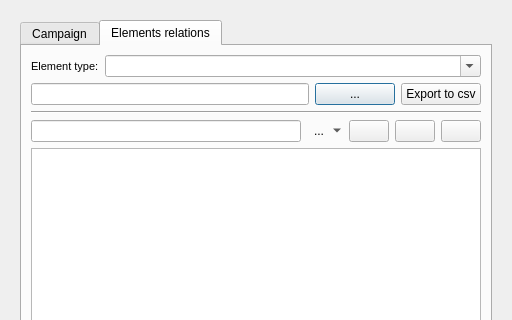
Qt form core/ui/toolbars/cm/add_campaign_review_old.ui (Giswater/giswater_qgis_plugin) before a commit; both pictures show x 0 to 512 and y 0 to 320 of the 512 by 706 pixel window.
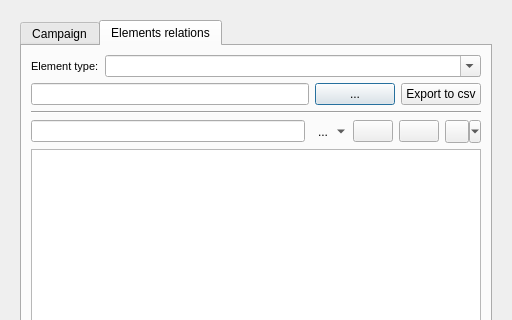
The same form after that commit. The open tabs and pages were chosen to show the change. Icons and pictures are not drawn.

Commit message: enhan(selection): Add more selectin mode in cm

```diff
--- a/core/ui/toolbars/cm/add_campaign_review_old.ui
+++ b/core/ui/toolbars/cm/add_campaign_review_old.ui
@@ -505,13 +505,12 @@
              </widget>
             </item>
             <item>
-             <widget class="QPushButton" name="btn_feature_snapping">
+             <widget class="QToolButton" name="btn_snapping">
               <property name="text">
                <string/>
               </property>
-              <property name="icon">
-               <iconset>
-                <normaloff>../icons/137.png</normaloff>../icons/137.png</iconset>
+              <property name="popupMode">
+               <enum>QToolButton::MenuButtonPopup</enum>
               </property>
              </widget>
             </item>
```
Left out of the diff: 1 changed line with no effect on the pictures. The commit also changes 7 other files.
